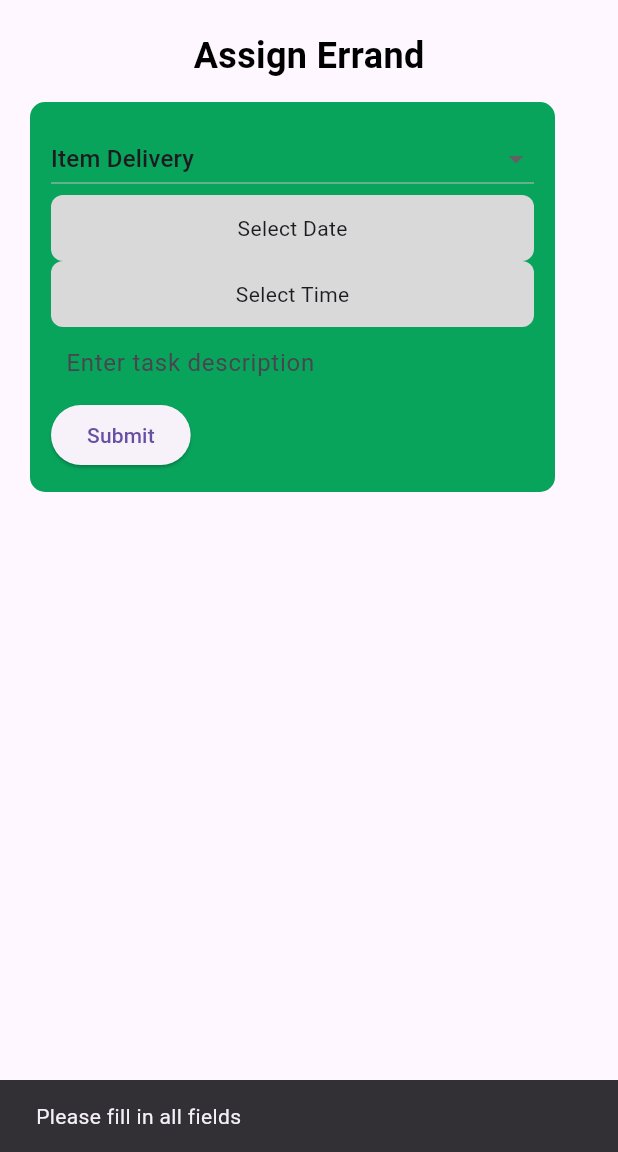
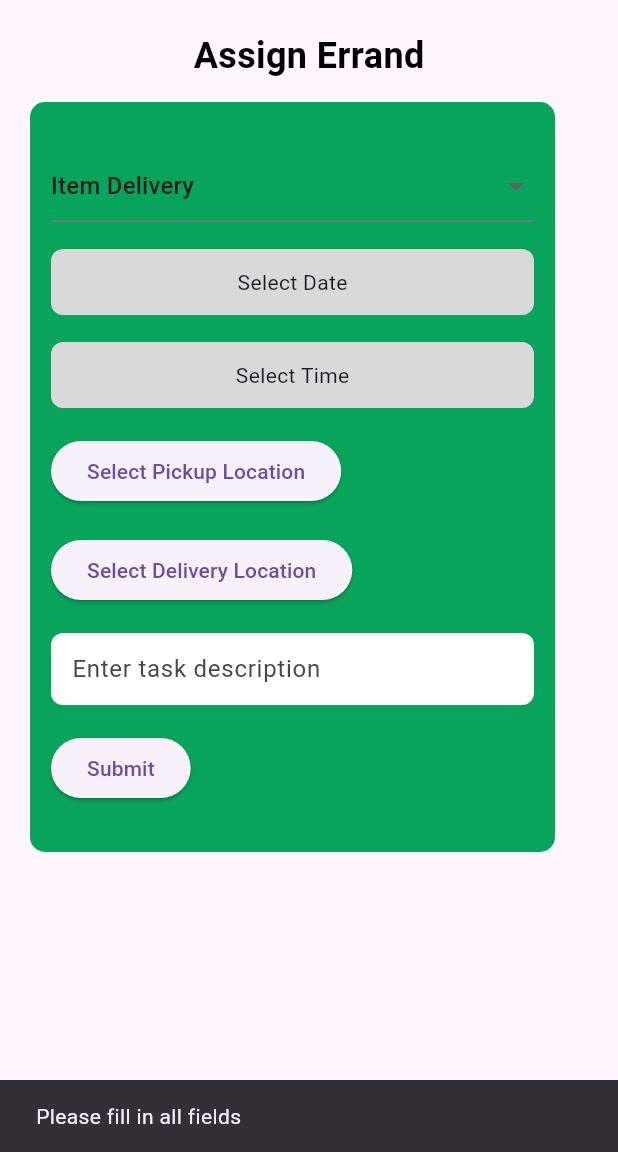
Before and after one commit to FarisArch/INFO-4335-OMEN, a Flutter app: the screen it shows after launch, after a tap on "Submit", on a phone screen of 412 x 824 dp, the part 84-1236 px from its top. Run offline on Flutter 3.47's test engine with Material 3 defaults, Android fonts, the phone set to English and light mode, and no system bars; our stand-ins replace cloud_firestore, firebase_core, geolocator, google_maps_flutter; accounts and stored records are empty.

Commit message:
student assign can now select location

```diff
--- a/i_run/lib/main.dart
+++ b/i_run/lib/main.dart
@@ -1,5 +1,6 @@
 import 'package:flutter/material.dart';
 import 'package:i_run/pages.dart';
+import 'package:geolocator/geolocator.dart';
 import 'package:firebase_core/firebase_core.dart';
 import 'package:cloud_firestore/cloud_firestore.dart';
 
@@ -13,6 +14,7 @@ void main() async {
       projectId: "omen-irunner",
     ),
   );
+  await Geolocator.requestPermission();
 
   FirebaseFirestore.instance.settings = Settings(persistenceEnabled: true);
 
--- a/i_run/lib/studentPages/student_assign_errand.dart
+++ b/i_run/lib/studentPages/student_assign_errand.dart
@@ -1,6 +1,10 @@
 import 'package:flutter/material.dart';
 import 'package:cloud_firestore/cloud_firestore.dart';
-import 'package:i_run/services/database_service_errands.dart';
+import 'package:google_maps_flutter/google_maps_flutter.dart';
+import 'package:geolocator/geolocator.dart';
+import 'package:http/http.dart' as http;
+import 'dart:convert';
+import 'package:i_run/services/mapscreen.dart'; // Import the MapScreen
 
 class studentAssignErrand extends StatefulWidget {
   const studentAssignErrand({super.key});
@@ -14,6 +18,8 @@ class _studentAssignErrandState extends State<studentAssignErrand> {
   String selectedDate = 'Select Date';
   String selectedTime = 'Select Time';
   String taskDescription = '';
+  LatLng? pickupLocation;
+  LatLng? deliveryLocation;
   final FirebaseFirestore _firestore = FirebaseFirestore.instance;
 
   Future<void> _selectDate(BuildContext context) async {
@@ -42,8 +48,28 @@ class _studentAssignErrandState extends State<studentAssignErrand> {
     }
   }
 
+  Future<void> _navigateToMapScreen(bool isPickup) async {
+    final LatLng? location = await Navigator.push(
+      context,
+      MaterialPageRoute(
+        builder: (context) => MapScreen(isPickup: isPickup),
+      ),
+    );
+    if (location != null) {
+      setState(() {
+        if (isPickup) {
+          pickupLocation = location;
+          print('Pickup Location Set: ${pickupLocation!.latitude}, ${pickupLocation!.longitude}'); // Print the pickup location coordinates
+        } else {
+          deliveryLocation = location;
+          print('Delivery Location Set: ${deliveryLocation!.latitude}, ${deliveryLocation!.longitude}'); // Print the delivery location coordinates
+        }
+      });
+    }
+  }
+
   Future<void> _submitErrand() async {
-    if (selectedDate == 'Select Date' || selectedTime == 'Select Time' || taskDescription.isEmpty) {
+    if (selectedDate == 'Select Date' || selectedTime == 'Select Time' || taskDescription.isEmpty || pickupLocation == null || deliveryLocation == null) {
       ScaffoldMessenger.of(context).showSnackBar(
         SnackBar(content: Text('Please fill in all fields')),
       );
@@ -56,6 +82,14 @@ class _studentAssignErrandState extends State<studentAssignErrand> {
         'date': selectedDate,
         'time': selectedTime,
         'description': taskDescription,
+        'pickupLocation': {
+          'latitude': pickupLocation!.latitude,
+          'longitude': pickupLocation!.longitude,
+        },
+        'deliveryLocation': {
+          'latitude': deliveryLocation!.latitude,
+          'longitude': deliveryLocation!.longitude,
+        },
         'assigned': null,
         'status': null,
       });
@@ -67,6 +101,8 @@ class _studentAssignErrandState extends State<studentAssignErrand> {
         selectedDate = 'Select Date';
         selectedTime = 'Select Time';
         taskDescription = '';
+        pickupLocation = null;
+        deliveryLocation = null;
       });
     } catch (e) {
       ScaffoldMessenger.of(context).showSnackBar(
@@ -94,15 +130,17 @@ class _studentAssignErrandState extends State<studentAssignErrand> {
               SizedBox(height: 14),
               Container(
                 width: 350,
+                height: 500,
                 padding: EdgeInsets.all(14.0),
                 decoration: BoxDecoration(
                   color: Color.fromARGB(255, 8, 164, 92),
                   borderRadius: BorderRadius.circular(10.0),
                 ),
                 child: Column(
+                  mainAxisAlignment: MainAxisAlignment.spaceEvenly,
                   crossAxisAlignment: CrossAxisAlignment.start,
                   children: [
-                    DropdownButton<String>(
+                    DropdownButtonFormField<String>(
                       value: dropdownValueTaskType,
                       isExpanded: true,
                       onChanged: (String? newValue) {
@@ -115,7 +153,10 @@ class _studentAssignErrandState extends State<studentAssignErrand> {
                         'Food Delivery',
                         'Pickup'
                       ].map<DropdownMenuItem<String>>((String value) {
-                        return DropdownMenuItem<String>(value: value, child: Text(value));
+                        return DropdownMenuItem<String>(
+                          value: value,
+                          child: Text(value),
+                        );
                       }).toList(),
                     ),
                     GestureDetector(
@@ -140,6 +181,14 @@ class _studentAssignErrandState extends State<studentAssignErrand> {
                         child: Center(child: Text(selectedTime)),
                       ),
                     ),
+                    ElevatedButton(
+                      onPressed: () => _navigateToMapScreen(true), // Navigate to map for pickup
+                      child: Text(pickupLocation == null ? 'Select Pickup Location' : 'Pickup Location Selected'),
+                    ),
+                    ElevatedButton(
+                      onPressed: () => _navigateToMapScreen(false), // Navigate to map for delivery
+                      child: Text(deliveryLocation == null ? 'Select Delivery Location' : 'Delivery Location Selected'),
+                    ),
                     TextField(
                       onChanged: (value) {
                         setState(() {
@@ -148,8 +197,13 @@ class _studentAssignErrandState extends State<studentAssignErrand> {
                       },
                       decoration: InputDecoration(
                         hintText: 'Enter task description',
-                        border: InputBorder.none,
-                        contentPadding: EdgeInsets.symmetric(horizontal: 10.0),
+                        filled: true,
+                        fillColor: Colors.white,
+                        border: OutlineInputBorder(
+                          borderRadius: BorderRadius.circular(8.0),
+                          borderSide: BorderSide.none,
+                        ),
+                        contentPadding: EdgeInsets.symmetric(horizontal: 10.0, vertical: 12.0),
                       ),
                     ),
                     ElevatedButton(
--- a/i_run/pubspec.yaml
+++ b/i_run/pubspec.yaml
@@ -37,6 +37,11 @@ dependencies:
   cupertino_icons: ^1.0.8
   firebase_core: ^3.10.1
   cloud_firestore: ^5.6.2
+  google_maps_flutter: ^2.10.0
+  geolocator: ^13.0.2
+  http: ^1.3.0
+  google_places_flutter: ^2.0.9
+  flutter_google_maps_webservices: ^1.1.1
 
 dev_dependencies:
   flutter_test:
```
Also changed, not shown: i_run/lib/services/mapscreen.dart (added, +63 -0 lines), i_run/pubspec.lock, 12 other files.
